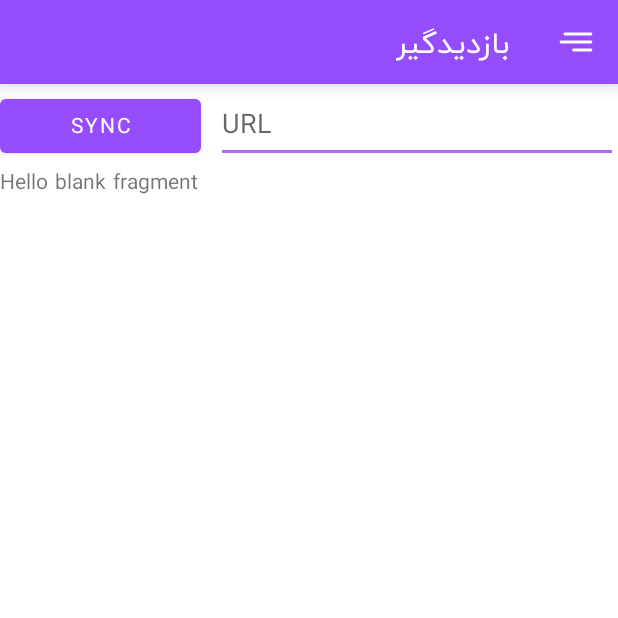
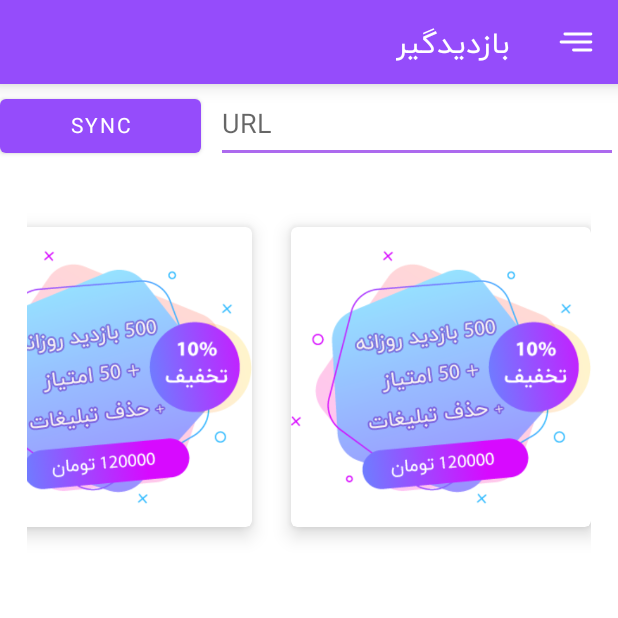
Before and after one commit to SadeghTjk/DantehViewer, an Android app: the screen it shows after launch (MainActivity), on a phone screen of 412 x 824 dp, the top half of it. Run offline under Robolectric (Android 15) with nearby library versions, the phone set to English and light mode, and no system bars; libraries missing offline, so code that uses them is left out: com.parse, com.parse.livequery, ir.tapsell.sdk; 4 statements that could not run were skipped.

Commit message:
home fragment test

```diff
--- a/app/build.gradle
+++ b/app/build.gradle
@@ -35,7 +35,7 @@ dependencies {
     testImplementation 'junit:junit:4.12'
     androidTestImplementation 'androidx.test.ext:junit:1.1.1'
     androidTestImplementation 'androidx.test.espresso:espresso-core:3.2.0'
-    implementation 'com.google.android.material:material:1.2.0-alpha05'
+    implementation 'com.google.android.material:material:1.2.0-alpha02'
     implementation 'com.squareup.retrofit2:retrofit:2.7.1'
     implementation 'com.google.code.gson:gson:2.8.6'
     implementation 'com.squareup.retrofit2:converter-jackson:2.6.0'
--- a/app/src/main/java/net/danteh/dantehviewer/MainActivity.java
+++ b/app/src/main/java/net/danteh/dantehviewer/MainActivity.java
@@ -38,6 +38,7 @@ import com.parse.livequery.ParseLiveQueryClientCallbacks;
 import net.danteh.dantehviewer.fragments.AboutFragment;
 import net.danteh.dantehviewer.fragments.EditLinksFragment;
 import net.danteh.dantehviewer.fragments.GuideFragment;
+import net.danteh.dantehviewer.fragments.HomeFragment;
 import net.danteh.dantehviewer.fragments.LinkFragment;
 import net.danteh.dantehviewer.fragments.LinkHomeFragment;
 import net.danteh.dantehviewer.fragments.WebViewFragment;
@@ -60,7 +61,7 @@ public class MainActivity extends AppCompatActivity implements LinkFragment.OnFr
     User user = new User();
     ParseObject gameScore;
     String number;
-    Fragment webViewFragment, linkHomeFragment,guideFragment,aboutFragment;
+    Fragment webViewFragment, linkHomeFragment,guideFragment,aboutFragment, homeFragment;
     int i = 0;
     Intent loginIntent;
     public Retrofit retrofit = null;
@@ -122,8 +123,13 @@ public class MainActivity extends AppCompatActivity implements LinkFragment.OnFr
         } else {
             startActivity(loginIntent);
         }
+
         webViewFragment = new WebViewFragment();
         linkHomeFragment = new LinkHomeFragment();
+        homeFragment = new HomeFragment();
+
+        getSupportFragmentManager().beginTransaction().setTransition(FragmentTransaction.TRANSIT_FRAGMENT_FADE)
+                .replace(R.id.fragment_frame, homeFragment, homeFragment.getClass().getSimpleName()).addToBackStack(null).commit();
 
         //Navigation View
         navigationView.setNavigationItemSelectedListener(new NavigationView.OnNavigationItemSelectedListener() {
--- a/app/src/main/res/layout/fragment_home.xml
+++ b/app/src/main/res/layout/fragment_home.xml
@@ -1,14 +1,70 @@
 <?xml version="1.0" encoding="utf-8"?>
-<FrameLayout xmlns:android="http://schemas.android.com/apk/res/android"
+<LinearLayout xmlns:android="http://schemas.android.com/apk/res/android"
+    xmlns:app="http://schemas.android.com/apk/res-auto"
     xmlns:tools="http://schemas.android.com/tools"
     android:layout_width="match_parent"
+    android:orientation="vertical"
+    android:layoutDirection="rtl"
+    android:padding="18dp"
     android:layout_height="match_parent"
     tools:context=".fragments.HomeFragment">
 
-    <!-- TODO: Update blank fragment layout -->
-    <TextView
+    <HorizontalScrollView
         android:layout_width="match_parent"
-        android:layout_height="match_parent"
-        android:text="@string/hello_blank_fragment" />
+        android:layout_height="wrap_content"
+        android:scrollbars="none"
+        android:background="@null">
+        <LinearLayout
+            android:layout_width="wrap_content"
+            android:layout_height="250dp"
+            android:gravity="center"
+            android:orientation="horizontal">
 
-</FrameLayout>
+            <com.google.android.material.card.MaterialCardView
+                android:layout_width="wrap_content"
+                android:layout_height="wrap_content"
+                android:layout_marginEnd="26dp"
+                app:cardElevation="8dp">
+
+                <ImageView
+                    android:layout_width="200dp"
+                    android:layout_height="200dp"
+                    android:adjustViewBounds="true"
+                    android:background="@null"
+                    android:scaleType="centerInside"
+                    android:src="@drawable/ready1" />
+            </com.google.android.material.card.MaterialCardView>
+
+            <com.google.android.material.card.MaterialCardView
+                android:layout_width="wrap_content"
+                android:layout_height="wrap_content"
+                android:layout_marginEnd="26dp"
+                app:cardElevation="8dp">
+
+                <ImageView
+                    android:layout_width="200dp"
+                    android:layout_height="200dp"
+                    android:adjustViewBounds="true"
+                    android:background="@null"
+                    android:scaleType="centerInside"
+                    android:src="@drawable/ready1" />
+            </com.google.android.material.card.MaterialCardView>
+
+            <com.google.android.material.card.MaterialCardView
+                android:layout_width="wrap_content"
+                android:layout_height="wrap_content"
+                android:layout_marginEnd="26dp"
+                app:cardElevation="8dp">
+
+                <ImageView
+                    android:layout_width="200dp"
+                    android:layout_height="200dp"
+                    android:adjustViewBounds="true"
+                    android:background="@null"
+                    android:scaleType="centerInside"
+                    android:src="@drawable/ready1" />
+            </com.google.android.material.card.MaterialCardView>
+        </LinearLayout>
+    </HorizontalScrollView>
+
+</LinearLayout>
```
Also changed, not shown: app/src/main/res/drawable/ready1.png (added).
